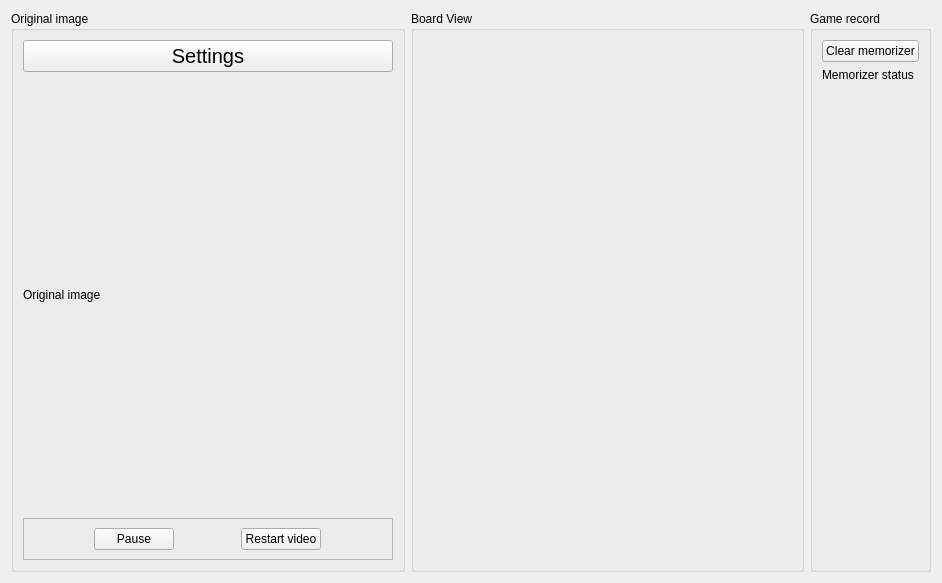
Limuranius/ShogiBoardReader, file GUI/UI/ScanImage.ui: the form before one commit.
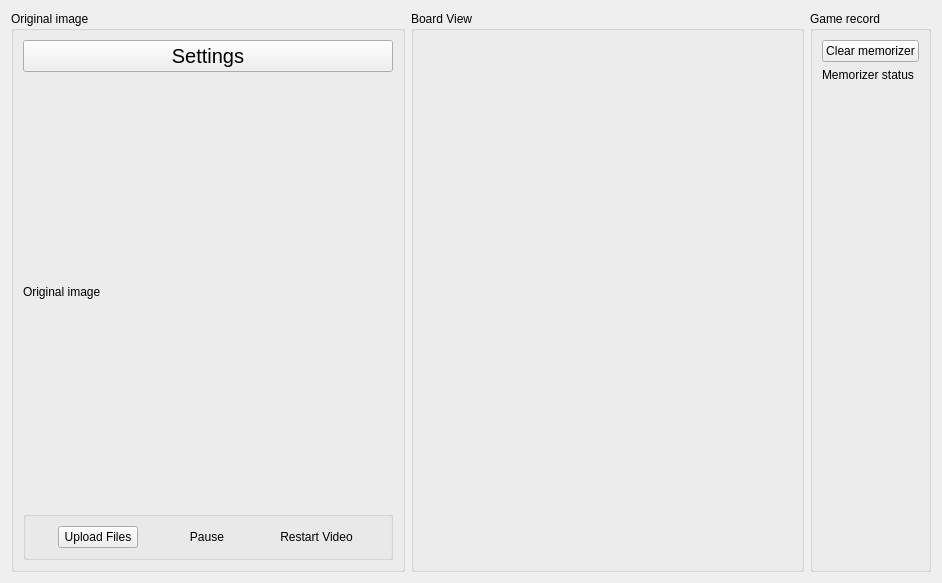
The form after the commit. Icons and pictures are not drawn. Custom widgets are drawn as their Qt base class.

Commit message: Added icons to buttons

What changed in the file:
```diff
--- a/GUI/UI/ScanImage.ui
+++ b/GUI/UI/ScanImage.ui
@@ -46,20 +46,30 @@
        </widget>
       </item>
       <item>
-       <widget class="QFrame" name="frame_video_control">
+       <widget class="QGroupBox" name="groupBox_controls">
         <property name="sizePolicy">
          <sizepolicy hsizetype="Preferred" vsizetype="Fixed">
           <horstretch>0</horstretch>
           <verstretch>0</verstretch>
          </sizepolicy>
         </property>
-        <property name="frameShape">
-         <enum>QFrame::StyledPanel</enum>
+        <property name="title">
+         <string/>
         </property>
-        <property name="frameShadow">
-         <enum>QFrame::Raised</enum>
-        </property>
-        <layout class="QHBoxLayout" name="horizontalLayout_3">
+        <layout class="QHBoxLayout" name="horizontalLayout_2">
+         <item>
+          <widget class="UploadFileButton" name="pushButton_upload">
+           <property name="sizePolicy">
+            <sizepolicy hsizetype="Fixed" vsizetype="Fixed">
+             <horstretch>0</horstretch>
+             <verstretch>0</verstretch>
+            </sizepolicy>
+           </property>
+           <property name="text">
+            <string>Upload Files</string>
+           </property>
+          </widget>
+         </item>
          <item>
           <widget class="QPushButton" name="pushButton_pause">
            <property name="sizePolicy">
@@ -71,6 +81,19 @@
            <property name="text">
             <string>Pause</string>
            </property>
+           <property name="icon">
+            <iconset>
+             <normaloff>../../img/Icons/pause.png</normaloff>../../img/Icons/pause.png</iconset>
+           </property>
+           <property name="iconSize">
+            <size>
+             <width>40</width>
+             <height>40</height>
+            </size>
+           </property>
+           <property name="flat">
+            <bool>true</bool>
+           </property>
           </widget>
          </item>
          <item>
@@ -82,7 +105,20 @@
             </sizepolicy>
            </property>
            <property name="text">
-            <string>Restart video</string>
+            <string>Restart Video</string>
+           </property>
+           <property name="icon">
+            <iconset>
+             <normaloff>../../img/Icons/restart.png</normaloff>../../img/Icons/restart.png</iconset>
+           </property>
+           <property name="iconSize">
+            <size>
+             <width>40</width>
+             <height>40</height>
+            </size>
+           </property>
+           <property name="flat">
+            <bool>true</bool>
            </property>
           </widget>
          </item>
@@ -145,6 +181,11 @@
   </layout>
  </widget>
  <customwidgets>
+  <customwidget>
+   <class>UploadFileButton</class>
+   <extends>QPushButton</extends>
+   <header>GUI/widgets/UploadFileButton.h</header>
+  </customwidget>
   <customwidget>
    <class>ImageLabel</class>
    <extends>QLabel</extends>
```
The commit also changes 12 other files.
